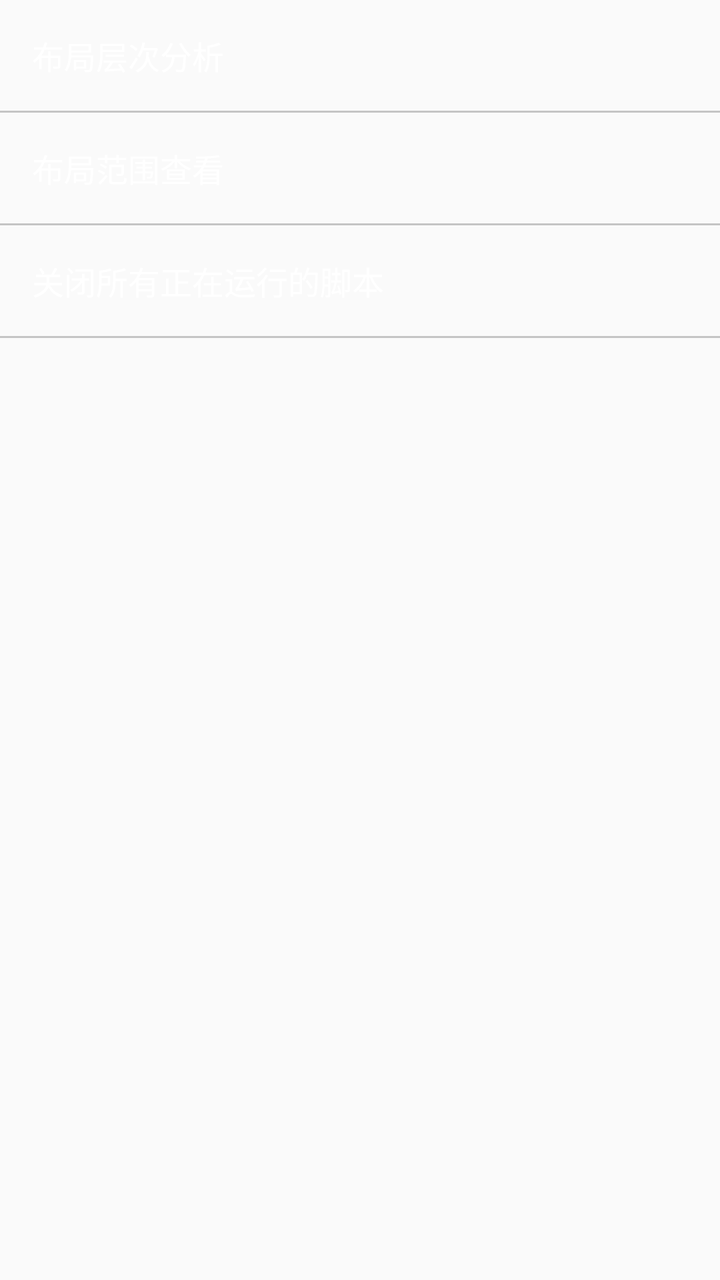
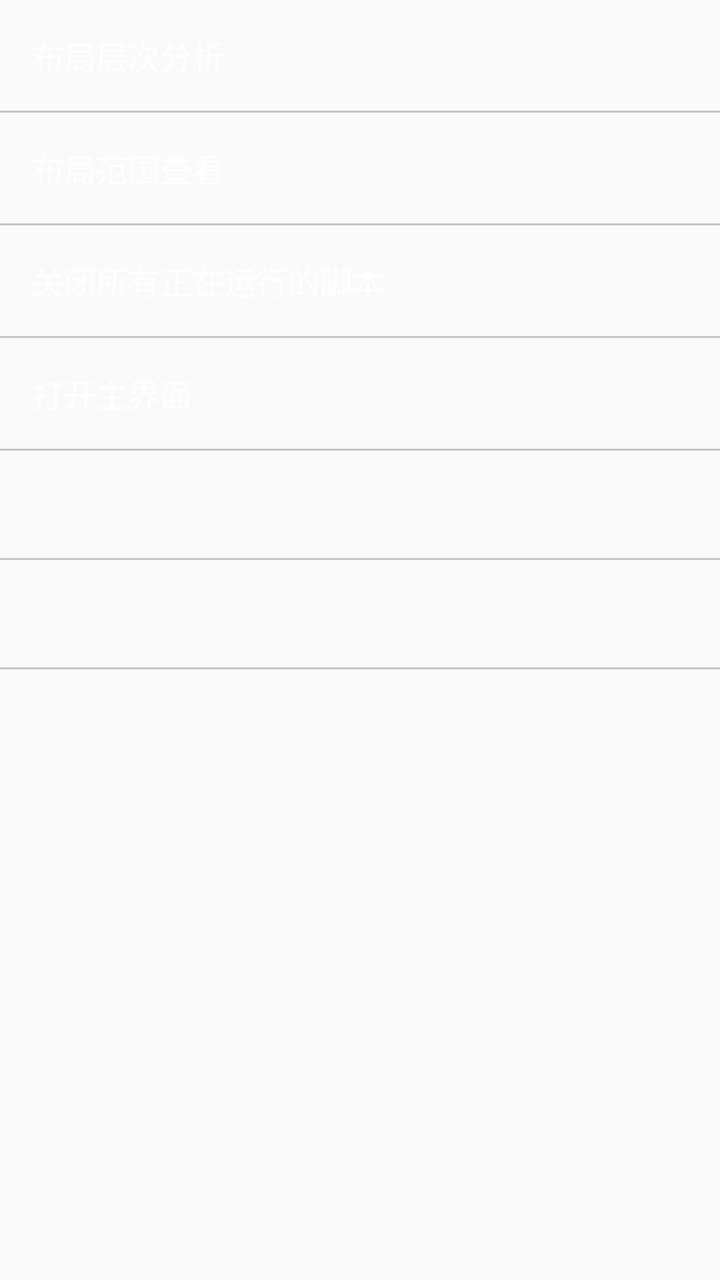

The first picture is an Android layout as it rendered before a commit; the second is the same layout after the commit. The layout source and the unified diff follow.
<!-- AndroidManifest.xml: application theme AppTheme -->
<!-- res/layout/floating_window_main_menu.xml -->
<?xml version="1.0" encoding="utf-8"?>
<LinearLayout xmlns:android="http://schemas.android.com/apk/res/android"
              android:layout_width="match_parent"
              android:layout_height="match_parent"
              android:orientation="vertical"
              android:theme="@style/AppTheme">

    <TextView
        android:id="@+id/layout_hierarchy"
        android:layout_width="match_parent"
        android:layout_height="wrap_content"
        android:background="?selectableItemBackground"
        android:padding="16dp"
        android:text="@string/text_layout_hierarchy"
        android:textColor="@android:color/primary_text_dark"
        android:textSize="16sp"/>

    <View
        android:layout_width="match_parent"
        android:layout_height="1dp"
        android:background="#c4c4c4"/>

    <TextView
        android:id="@+id/layout_bounds"
        android:layout_width="match_parent"
        android:layout_height="wrap_content"
        android:background="?selectableItemBackground"
        android:padding="16dp"
        android:text="@string/text_layout_bounds"
        android:textColor="@android:color/primary_text_dark"
        android:textSize="16sp"/>

    <View
        android:layout_width="match_parent"
        android:layout_height="1dp"
        android:background="#c4c4c4"/>

    <TextView
        android:id="@+id/stop_all_running_scripts"
        android:layout_width="match_parent"
        android:layout_height="wrap_content"
        android:background="?selectableItemBackground"
        android:padding="16dp"
        android:text="@string/text_close_all_running_scripts"
        android:textColor="@android:color/primary_text_dark"
        android:textSize="16sp"/>

    <View
        android:layout_width="match_parent"
        android:layout_height="1dp"
        android:background="#c4c4c4"/>
</LinearLayout>
<!-- resources referenced by this layout -->
<resources>
  <string name="text_close_all_running_scripts">关闭所有正在运行的脚本</string>
  <string name="text_layout_bounds">布局范围查看</string>
  <string name="text_layout_hierarchy">布局层次分析</string>
  <style name="AppTheme" parent="Theme.AppCompat.Light.NoActionBar">
          
          <item name="colorPrimary">@color/colorPrimary</item>
          <item name="colorPrimaryDark">@color/colorPrimaryDark</item>
          <item name="colorAccent">@color/colorAccent</item>
      </style>
  <color name="colorPrimary">#009688</color>
  <color name="colorPrimaryDark">#00796B</color>
  <color name="colorAccent">#FF4081</color>
</resources>

<!-- the commit's change to res/layout/floating_window_main_menu.xml (unified diff, before → after) -->
@@ -49,4 +49,47 @@
         android:layout_width="match_parent"
         android:layout_height="1dp"
         android:background="#c4c4c4"/>
+
+    <TextView
+        android:id="@+id/open_launcher"
+        android:layout_width="match_parent"
+        android:layout_height="wrap_content"
+        android:background="?selectableItemBackground"
+        android:padding="16dp"
+        android:text="@string/text_open_launcher"
+        android:textColor="@android:color/primary_text_dark"
+        android:textSize="16sp"/>
+
+    <View
+        android:layout_width="match_parent"
+        android:layout_height="1dp"
+        android:background="#c4c4c4"/>
+
+    <TextView
+        android:id="@+id/current_package"
+        android:layout_width="match_parent"
+        android:layout_height="wrap_content"
+        android:background="?selectableItemBackground"
+        android:padding="16dp"
+        android:textColor="@android:color/primary_text_dark"
+        android:textSize="16sp"/>
+
+    <View
+        android:layout_width="match_parent"
+        android:layout_height="1dp"
+        android:background="#c4c4c4"/>
+
+    <TextView
+        android:id="@+id/current_activity"
+        android:layout_width="match_parent"
+        android:layout_height="wrap_content"
+        android:background="?selectableItemBackground"
+        android:padding="16dp"
+        android:textColor="@android:color/primary_text_dark"
+        android:textSize="16sp"/>
+
+    <View
+        android:layout_width="match_parent"
+        android:layout_height="1dp"
+        android:background="#c4c4c4"/>
 </LinearLayout>
<!-- resource entries referenced after the edit -->
@@ -3,6 +3,7 @@
   <string name="text_close_all_running_scripts">关闭所有正在运行的脚本</string>
   <string name="text_layout_bounds">布局范围查看</string>
   <string name="text_layout_hierarchy">布局层次分析</string>
+  <string name="text_open_launcher">打开主界面</string>
   <style name="AppTheme" parent="Theme.AppCompat.Light.NoActionBar">
           
           <item name="colorPrimary">@color/colorPrimary</item>
@@ -11,6 +12,6 @@
       </style>
   <color name="colorPrimary">#009688</color>
   <color name="colorPrimaryDark">#00796B</color>
-  <color name="colorAccent">#FF4081</color>
+  <color name="colorAccent">#536DFE</color>
 </resources>
 
